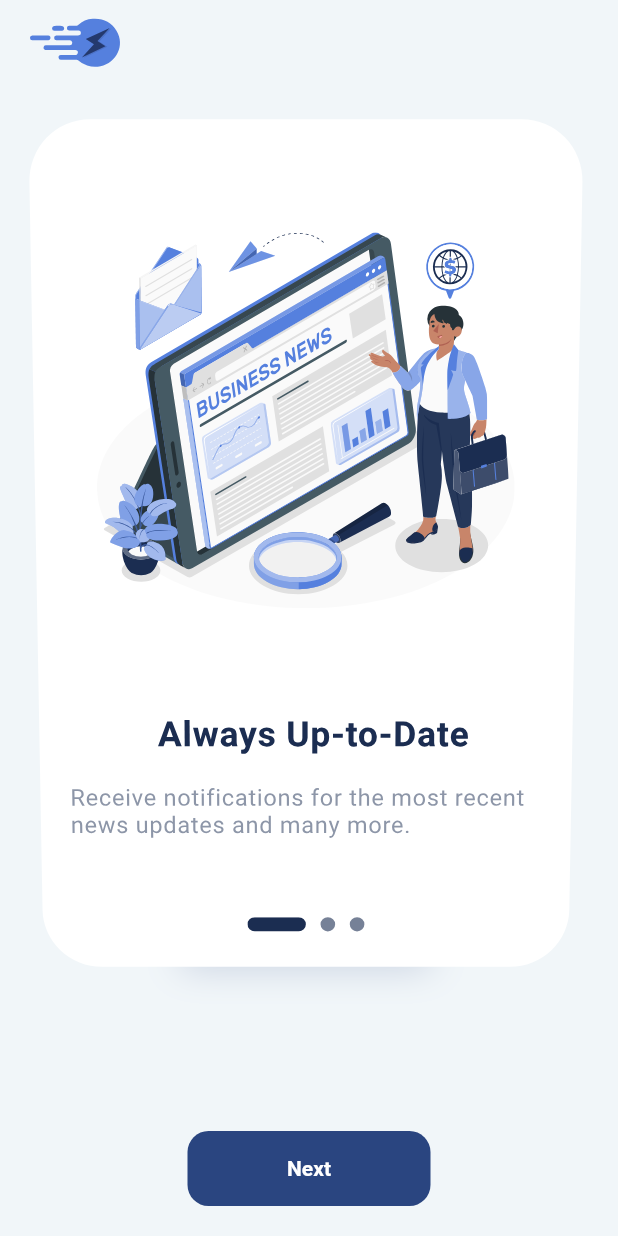
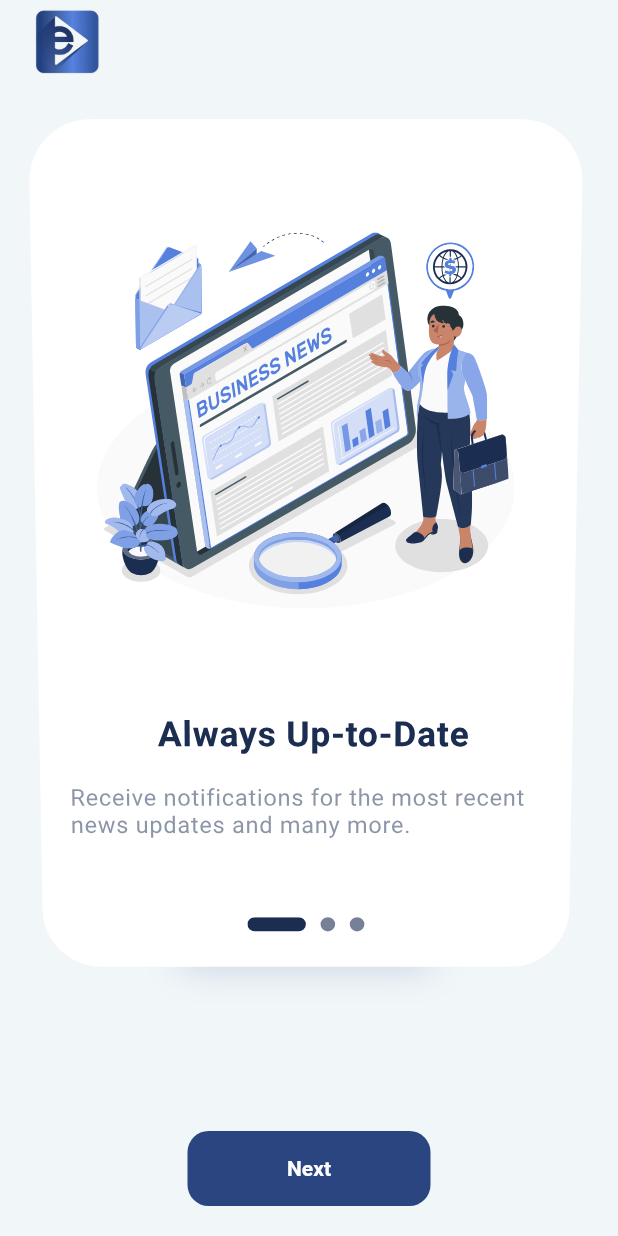
Before and after one commit to ahmed2193/Edunetwork, a Flutter app: the IntroSliderScreen screen opened by its route, on a phone screen of 412 x 824 dp. Run offline on Flutter 3.47's test engine with Material 3 defaults, Android fonts, the phone set to English and light mode, and no system bars; our stand-ins replace connectivity_plus, country_code_picker, device_info_plus, dio, dotted_border, equatable and 27 more; missing offline and left inert: facebook_audience_network, flutter_inappwebview, flutter_login_facebook, html_editor_enhanced, jaguar_jwt, unity_ads_plugin; accounts and stored records are empty; network calls fail; project files that could hold a hidden picture were left out.

Commit message:
first commit

```diff
--- a/lib/ui/screens/introSlider.dart
+++ b/lib/ui/screens/introSlider.dart
@@ -50,7 +50,11 @@ class GettingStartedScreenState extends State<IntroSliderScreen> with TickerProv
         bottomNavigationBar: nextButton(),
         appBar: AppBar(automaticallyImplyLeading: false, centerTitle: false, actions: [
         //  setSkipButton()
-        ], title: SvgPicture.asset(UiUtils.getSvgImagePath("intro_icon"), fit: BoxFit.cover)),
+        ], title: Image.asset(
+
+          width:60,
+          height:60,
+          'assets/images/svgImage/intro_icon.png', fit: BoxFit.cover)),
         body: _buildIntroSlider());
   }
 
```
Also changed, not shown: assets/images/svgImage/intro_icon.png (added), 6 other files.
